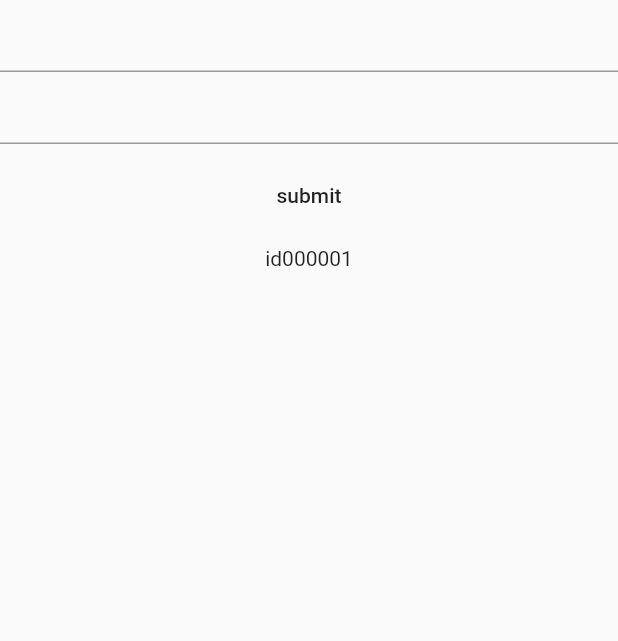
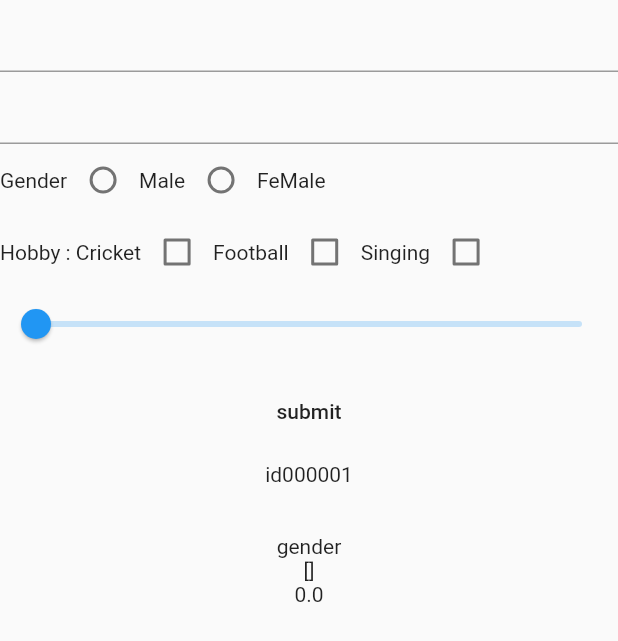
Before and after one commit to mintanlathiya/firebase_demo_1, a Flutter app: the screen it shows after launch, after a tap on "submit", on a phone screen of 412 x 824 dp. Shown: the top 641 px of the screen. Run offline on Flutter 3.47's test engine with Material 2 defaults, Android fonts, the phone set to English and light mode, and no system bars; our stand-ins replace firebase_core, firebase_database; accounts and stored records are empty.

Commit message:
simplecrud

```diff
--- a/lib/firebase_api_services.dart
+++ b/lib/firebase_api_services.dart
@@ -4,13 +4,21 @@ import 'package:firebase_database/firebase_database.dart';
 
 class FirebaseApi {
   static final _db = FirebaseDatabase.instance.ref('User');
-  static Future<void> addUser(
-      {required String userName, required String lastName}) async {
+  static Future<void> addUser({
+    required String userName,
+    required String lastName,
+    required String gender,
+    required double selectedSalary,
+    required List selectedHobbies,
+  }) async {
     String key = _db.push().key!;
     await _db.child(key).set({
       'key': key,
       'userName': userName,
       'lastName': lastName,
+      'gender': gender,
+      'hobby': selectedHobbies,
+      'salary': selectedSalary,
     });
   }
 
@@ -27,14 +35,21 @@ class FirebaseApi {
     return userData;
   }
 
-  static Future<void> updateData(
-      {required String key,
-      required String userName,
-      required String lastName}) async {
+  static Future<void> updateData({
+    required String key,
+    required String userName,
+    required String lastName,
+    required String gender,
+    required List selectedHobbies,
+    required double selectedSalary,
+  }) async {
     await _db.child(key).set({
       'key': key,
       'userName': userName,
       'lastName': lastName,
+      'gender': gender,
+      'hobby': selectedHobbies,
+      'salary': selectedSalary,
     });
   }
 
--- a/lib/simplecrud.dart
+++ b/lib/simplecrud.dart
@@ -11,7 +11,10 @@ class SimpleCrudDemo extends StatefulWidget {
 class _SimpleCrudDemoState extends State<SimpleCrudDemo> {
   TextEditingController nameController = TextEditingController();
   TextEditingController lastNameController = TextEditingController();
-
+  String gender = 'gender', male = 'male', feMale = 'feMale';
+  bool isCricket = false, isFootball = false, isSinging = false;
+  List selectedHobbies = [];
+  double selectedSalary = 0;
   late Future<List<Map>> futureUserData;
   bool update = false;
   String selectKey = '';
@@ -34,24 +37,127 @@ class _SimpleCrudDemoState extends State<SimpleCrudDemo> {
             TextField(
               controller: lastNameController,
             ),
+            Row(
+              children: [
+                const Text('Gender'),
+                Radio(
+                  value: male,
+                  groupValue: gender,
+                  onChanged: (value) {
+                    gender = value!;
+                    setState(() {});
+                  },
+                ),
+                const Text('Male'),
+                Radio(
+                  value: feMale,
+                  groupValue: gender,
+                  onChanged: (value) {
+                    gender = value!;
+                    setState(() {});
+                  },
+                ),
+                const Text('FeMale'),
+              ],
+            ),
+            Row(
+              children: [
+                const Text('Hobby : '),
+                const Text('Cricket'),
+                Checkbox(
+                  value: isCricket,
+                  onChanged: (value) {
+                    isCricket = value!;
+                    setState(() {});
+                  },
+                ),
+                const Text('Football'),
+                Checkbox(
+                  value: isFootball,
+                  onChanged: (value) {
+                    isFootball = value!;
+                    setState(() {});
+                  },
+                ),
+                const Text('Singing'),
+                Checkbox(
+                  value: isSinging,
+                  onChanged: (value) {
+                    isSinging = value!;
+                    setState(() {});
+                  },
+                ),
+              ],
+            ),
+            Slider(
+              value: selectedSalary,
+              onChanged: (value) {
+                selectedSalary = value;
+                setState(() {});
+              },
+              min: 0,
+              max: 50000,
+            ),
             const SizedBox(height: 10),
             MaterialButton(
               onPressed: update == true
                   ? () async {
+                      selectedHobbies.clear();
+                      if (isCricket == true) {
+                        selectedHobbies.add('cricket');
+                      }
+                      if (isFootball == true) {
+                        selectedHobbies.add('football');
+                      }
+                      if (isSinging == true) {
+                        selectedHobbies.add('singing');
+                      }
                       await FirebaseApi.updateData(
                           key: selectKey,
                           userName: nameController.text,
-                          lastName: lastNameController.text);
+                          lastName: lastNameController.text,
+                          gender: gender,
+                          selectedHobbies:
+                              List.from(selectedHobbies.map((e) => e)),
+                          selectedSalary: selectedSalary);
                       futureUserData = FirebaseApi.selectData();
+                      nameController.clear();
+                      lastNameController.clear();
+                      gender = 'gender';
+                      isCricket = false;
+                      isFootball = false;
+                      isSinging = false;
+                      selectedSalary = 0;
                       update = false;
                       setState(() {});
                     }
                   : () async {
+                      selectedHobbies.clear();
+                      if (isCricket == true) {
+                        selectedHobbies.add('cricket');
+                      }
+                      if (isFootball == true) {
+                        selectedHobbies.add('football');
+                      }
+                      if (isSinging == true) {
+                        selectedHobbies.add('singing');
+                      }
                       await FirebaseApi.addUser(
-                          userName: nameController.text,
-                          lastName: lastNameController.text);
+                        userName: nameController.text,
+                        lastName: lastNameController.text,
+                        gender: gender,
+                        selectedHobbies:
+                            List.from(selectedHobbies.map((e) => e)),
+                        selectedSalary: selectedSalary,
+                      );
                       futureUserData = FirebaseApi.selectData();
-                      // nameController.clear();
+                      nameController.clear();
+                      lastNameController.clear();
+                      gender = 'gender';
+                      isCricket = false;
+                      isFootball = false;
+                      isSinging = false;
+                      selectedSalary = 0;
                       setState(() {});
                     },
               child: Text(update == false ? 'submit' : 'update'),
@@ -69,6 +175,26 @@ class _SimpleCrudDemoState extends State<SimpleCrudDemo> {
                         update = true;
                         selectKey = snapshot.data![index]['key'];
                         nameController.text = snapshot.data![index]['userName'];
+                        lastNameController.text =
+                            snapshot.data![index]['lastName'];
+                        gender = snapshot.data![index]['gender'];
+                        selectedHobbies = snapshot.data![index]['hobby']
+                            .map((e) => e)
+                            .toList();
+                        if (snapshot.data![index]['hobby']
+                            .contains('cricket')) {
+                          isCricket = true;
+                        }
+                        if (snapshot.data![index]['hobby']
+                            .contains('football')) {
+                          isFootball = true;
+                        }
+                        if (snapshot.data![index]['hobby']
+                            .contains('singing')) {
+                          isSinging = true;
+                        }
+                        selectedSalary = snapshot.data![index]['salary'];
+
                         setState(() {});
                       },
                       child: Dismissible(
@@ -85,6 +211,10 @@ class _SimpleCrudDemoState extends State<SimpleCrudDemo> {
                           children: [
                             Text(snapshot.data![index]['key']),
                             Text(snapshot.data![index]['userName']),
+                            Text(snapshot.data![index]['lastName']),
+                            Text(snapshot.data![index]['gender']),
+                            Text(snapshot.data![index]['hobby'].toString()),
+                            Text(snapshot.data![index]['salary'].toString()),
                           ],
                         ),
                       ),
```
